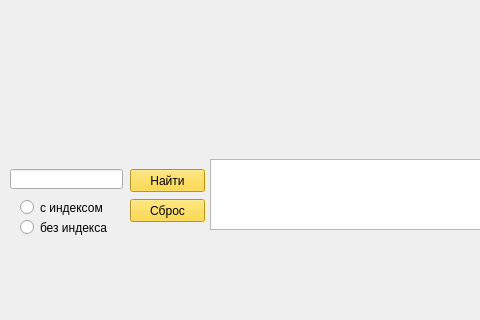
The window that main2.ui (kernsoup/smoll) describes before a commit, drawn with Qt 5; both pictures show x 0 to 480 and y 310 to 630 of the 599 by 630 pixel window.
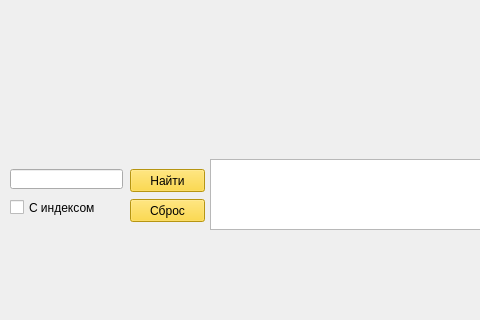
The same window after the commit.

Commit message: переключение вида карты - f1

Patch:
```diff
--- a/main2.ui
+++ b/main2.ui
@@ -92,12 +92,12 @@
      <string notr="true">color: rgb(0, 0, 0);</string>
     </property>
    </widget>
-   <widget class="QRadioButton" name="withindex">
+   <widget class="QCheckBox" name="withindex">
     <property name="geometry">
      <rect>
-      <x>20</x>
+      <x>10</x>
       <y>490</y>
-      <width>91</width>
+      <width>111</width>
       <height>17</height>
      </rect>
     </property>
@@ -107,25 +107,7 @@
      </font>
     </property>
     <property name="text">
-     <string>с индексом</string>
-    </property>
-   </widget>
-   <widget class="QRadioButton" name="without">
-    <property name="geometry">
-     <rect>
-      <x>20</x>
-      <y>510</y>
-      <width>101</width>
-      <height>17</height>
-     </rect>
-    </property>
-    <property name="font">
-     <font>
-      <pointsize>9</pointsize>
-     </font>
-    </property>
-    <property name="text">
-     <string>без индекса</string>
+     <string>С индексом</string>
     </property>
    </widget>
   </widget>
```
The commit also changes 1 other file.
